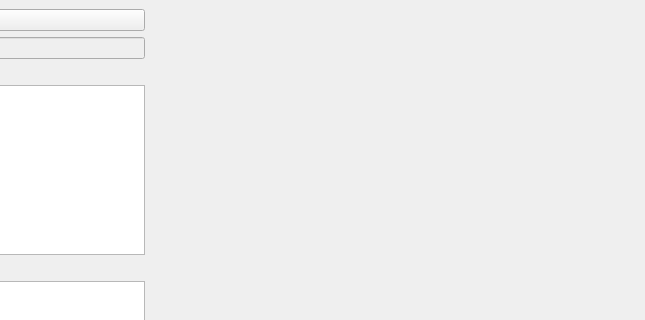
First picture: the form in res/ui/udisc-analyzer.ui, repository mothypython/udisc-analyzer, before the edit; both pictures show x 355 to 1000 and y 0 to 320 of the 1000 by 800 pixel window.
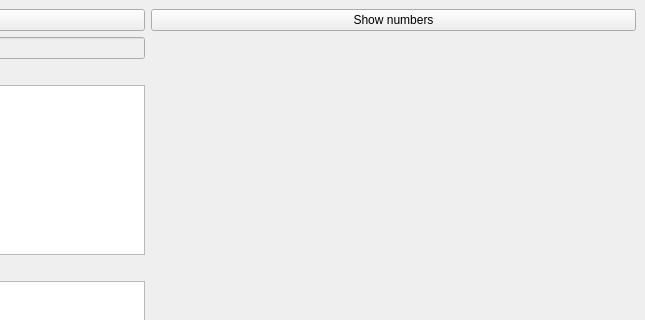
Second picture: the form after the edit.

Commit message: Add options to show numbers on graph

```diff
--- a/res/ui/udisc-analyzer.ui
+++ b/res/ui/udisc-analyzer.ui
@@ -74,6 +74,13 @@
       </property>
      </widget>
     </item>
+    <item row="0" column="1">
+     <widget class="QPushButton" name="btn_change_show_numbers">
+      <property name="text">
+       <string>Show numbers</string>
+      </property>
+     </widget>
+    </item>
     <item row="1" column="0">
      <widget class="QLineEdit" name="text_scorecard">
       <property name="enabled">
```
The commit also changes 1 other file.
